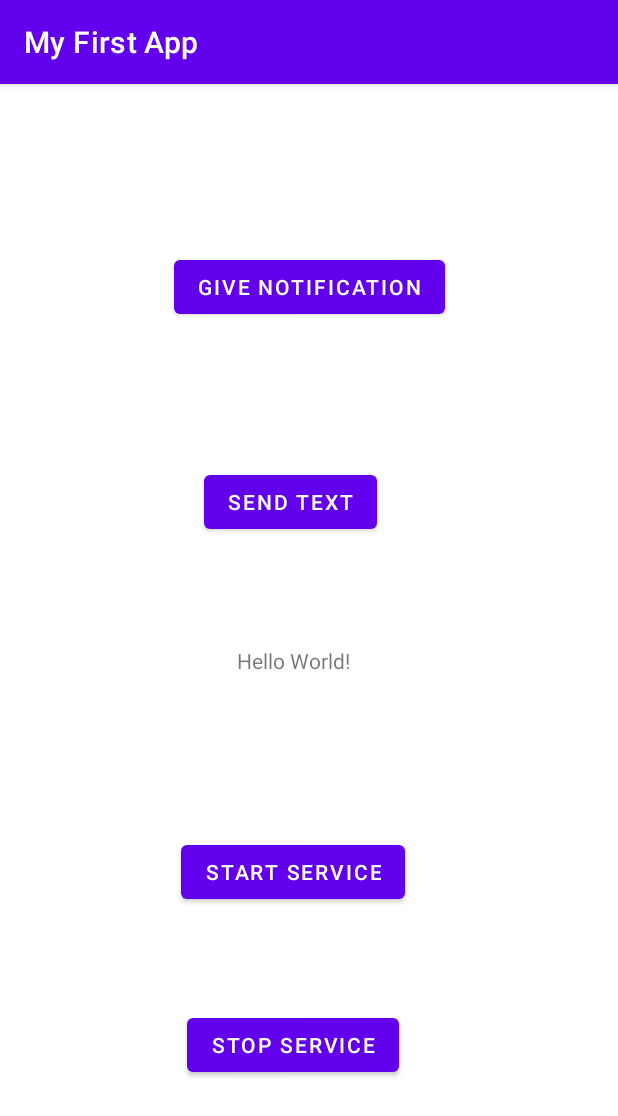
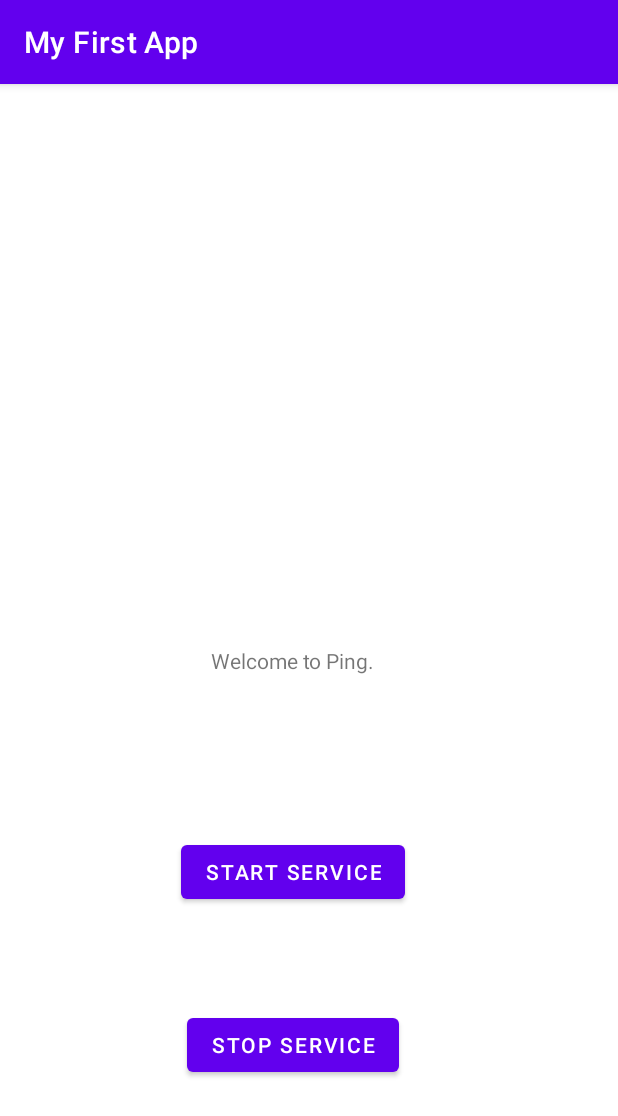
Before and after one commit to martinvanzijl/ping-android-app, an Android app: the screen it shows after launch (MainActivity), after a tap on "START SERVICE", on a phone screen of 412 x 824 dp. Shown: the top 1116 px of the screen. Run offline under Robolectric (Android 15) with nearby library versions, the phone set to English and light mode, and no system bars.

Commit message:
Clean up code. Remove test buttons.

```diff
--- a/app/src/main/java/com/example/myfirstapp/MainActivity.java
+++ b/app/src/main/java/com/example/myfirstapp/MainActivity.java
@@ -9,6 +9,7 @@ import android.os.Build;
 import android.os.Bundle;
 import android.telephony.SmsManager;
 import android.view.View;
+import android.widget.TextView;
 
 import androidx.annotation.NonNull;
 import androidx.appcompat.app.AppCompatActivity;
@@ -19,7 +20,7 @@ import androidx.core.content.ContextCompat;
 
 public class MainActivity extends AppCompatActivity {
 
-    private static final String CHANNEL_ID = "PING_CHANNEL";
+    static final String CHANNEL_ID = "PING_CHANNEL";
     private static final int REQUEST_CODE = 1000;
 
     @Override
@@ -46,25 +47,9 @@ public class MainActivity extends AppCompatActivity {
     }
 
     public void onButtonStartServiceClick(View view) {
-        System.out.println("Trying to start service from activity.");
-        if (ContextCompat.checkSelfPermission(
-                getApplicationContext(), Manifest.permission.READ_SMS) ==
-                PackageManager.PERMISSION_GRANTED) {
-            // You can use the API that requires the permission.
+        if (checkForPermission(Manifest.permission.READ_SMS) &&
+                checkForPermission(Manifest.permission.SEND_SMS)) {
             startService(new Intent(this, TextService.class));
-        } else if (shouldShowRequestPermissionRationale()) {
-            // In an educational UI, explain to the user why your app requires this
-            // permission for a specific feature to behave as expected. In this UI,
-            // include a "cancel" or "no thanks" button that allows the user to
-            // continue using your app without granting the permission.
-            //showInContextUI(...);
-        } else {
-            // You can directly ask for the permission.
-            // The registered ActivityResultCallback gets the result of this request.
-            // You can directly ask for the permission.
-            ActivityCompat.requestPermissions(this,
-                    new String[] { Manifest.permission.READ_SMS },
-                    REQUEST_CODE);
         }
     }
 
@@ -74,87 +59,61 @@ public class MainActivity extends AppCompatActivity {
         startService(intent);
     }
 
-    public void onButtonSendTextClick(View view) {
+    // Callback for after the user selects whether to give a required permission.
+    @Override
+    public void onRequestPermissionsResult(int requestCode, @NonNull String[] permissions,
+                                           @NonNull int[] grantResults) {
+        if (requestCode == REQUEST_CODE) {// If request is cancelled, the result arrays are empty.
+            if (grantResults.length > 0 &&
+                    grantResults[0] == PackageManager.PERMISSION_GRANTED) {
+                // Permission is granted. Continue the action or workflow
+                // in your app.
+                System.out.println("Permission was granted.");
+            } else {
+                // Explain to the user that the feature is unavailable because
+                // the features requires a permission that the user has denied.
+                // At the same time, respect the user's decision. Don't link to
+                // system settings in an effort to convince the user to change
+                // their decision.
+                System.out.println("Without this permission, Ping does not work.");
+            }
+        }
+        // Other 'case' lines to check for other
+        // permissions this app might request.
+    }
+
+    private boolean checkForPermission(String permission) {
         if (ContextCompat.checkSelfPermission(
-                getApplicationContext(), Manifest.permission.SEND_SMS) ==
+                getApplicationContext(), permission) ==
                 PackageManager.PERMISSION_GRANTED) {
             // You can use the API that requires the permission.
-            sendText();
+            return true;
         } else if (shouldShowRequestPermissionRationale()) {
             // In an educational UI, explain to the user why your app requires this
             // permission for a specific feature to behave as expected. In this UI,
             // include a "cancel" or "no thanks" button that allows the user to
             // continue using your app without granting the permission.
             //showInContextUI(...);
+            System.out.println("Ping must be able to read and send text messages to work.");
         } else {
             // You can directly ask for the permission.
             // The registered ActivityResultCallback gets the result of this request.
             // You can directly ask for the permission.
             ActivityCompat.requestPermissions(this,
-                    new String[] { Manifest.permission.SEND_SMS },
+                    new String[] { permission },
                     REQUEST_CODE);
-            sendText();
         }
+        return false;
     }
 
-    @Override
-    public void onRequestPermissionsResult(int requestCode, @NonNull String[] permissions,
-                                           @NonNull int[] grantResults) {
-        System.out.println("On request permission result.");
-        if (requestCode == REQUEST_CODE) {// If request is cancelled, the result arrays are empty.
-            if (grantResults.length > 0 &&
-                    grantResults[0] == PackageManager.PERMISSION_GRANTED) {
-                // Permission is granted. Continue the action or workflow
-                // in your app.
-            } else {
-                // Explain to the user that the feature is unavailable because
-                // the features requires a permission that the user has denied.
-                // At the same time, respect the user's decision. Don't link to
-                // system settings in an effort to convince the user to change
-                // their decision.
-            }
-        }
-        // Other 'case' lines to check for other
-        // permissions this app might request.
-    }
-
+    // Check if permission rationale should be shown.
     private boolean shouldShowRequestPermissionRationale() {
         return false;
     }
 
-    private void sendText() {
-        try {
-            SmsManager manager = SmsManager.getDefault();
-            String dest = "555 1234";
-            String source = "555 1234";
-            String text = "Ping reply.";
-            manager.sendTextMessage(dest, source, text, null, null);
-        }
-        catch (SecurityException e) {
-            System.out.println(e.getLocalizedMessage());
-        }
-    }
-
-    public void onButtonGiveNotificationClick(View view) {
-        giveNotification();
-    }
-
-    /**
-     * Give a notification to the user.
-     */
-    private void giveNotification() {
-        System.out.println("Giving notification...");
-        String title = "Ping Response Sent";
-        String text = "Current location sent via text.";
-        NotificationCompat.Builder builder = new NotificationCompat.Builder(this, CHANNEL_ID)
-                .setSmallIcon(R.drawable.message_icon)
-                .setContentTitle(title)
-                .setContentText(text)
-                .setPriority(NotificationCompat.PRIORITY_MAX);
-        NotificationManagerCompat notificationManager = NotificationManagerCompat.from(this);
-
-        // notificationId is a unique int for each notification that you must define
-        int notificationId = 1;
-        notificationManager.notify(notificationId, builder.build());
+    // Update the service status label.
+    private void updateStatusLabel() {
+        TextView view = findViewById(R.id.textViewStatus);
+        view.setText("Service is...");
     }
 }
--- a/app/src/main/res/layout/activity_main.xml
+++ b/app/src/main/res/layout/activity_main.xml
@@ -7,10 +7,10 @@
     tools:context=".MainActivity">
 
     <TextView
-        android:id="@+id/textView"
+        android:id="@+id/textViewStatus"
         android:layout_width="wrap_content"
         android:layout_height="wrap_content"
-        android:text="Hello World!"
+        android:text="@string/status_label"
         app:layout_constraintBottom_toBottomOf="parent"
         app:layout_constraintEnd_toEndOf="@+id/buttonStartService"
         app:layout_constraintStart_toStartOf="@+id/buttonStartService"
@@ -38,26 +38,4 @@
         app:layout_constraintBottom_toBottomOf="parent"
         app:layout_constraintEnd_toEndOf="parent" />
 
-    <Button
-        android:id="@+id/buttonSendText"
-        android:layout_width="wrap_content"
-        android:layout_height="wrap_content"
-        android:layout_marginStart="136dp"
-        android:layout_marginBottom="72dp"
-        android:onClick="onButtonSendTextClick"
-        android:text="@string/send_text_label"
-        app:layout_constraintBottom_toTopOf="@+id/textView"
-        app:layout_constraintStart_toStartOf="parent" />
-
-    <Button
-        android:id="@+id/buttonGiveNotification"
-        android:layout_width="wrap_content"
-        android:layout_height="wrap_content"
-        android:layout_marginTop="111dp"
-        android:onClick="onButtonGiveNotificationClick"
-        android:text="@string/give_notification_label"
-        app:layout_constraintEnd_toEndOf="parent"
-        app:layout_constraintStart_toStartOf="parent"
-        app:layout_constraintTop_toTopOf="parent" />
-
 </androidx.constraintlayout.widget.ConstraintLayout>
--- a/app/src/main/res/values/strings.xml
+++ b/app/src/main/res/values/strings.xml
@@ -6,4 +6,5 @@
     <string name="give_notification_label">Give Notification</string>
     <string name="channel_name">Ping Channel</string>
     <string name="channel_description">Channel for Ping notifications</string>
+    <string name="status_label">Welcome to Ping.</string>
 </resources>
```
Also changed, not shown: app/src/main/java/com/example/myfirstapp/TextService.java (+43 -20 lines).
